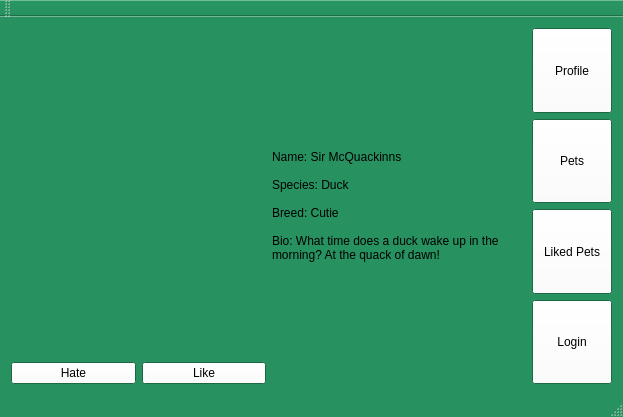
This is pet_tinder/gui/screen.ui in CS-205-S21/team_1_4 as Qt 5 draws it before an edit. The edited form follows.
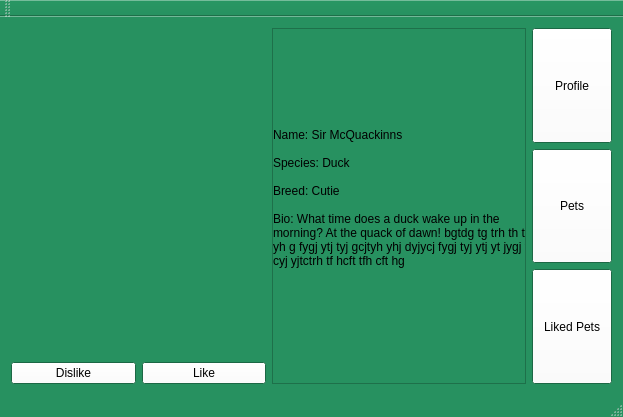
This is the edited form.

Commit message: Pet Tinder v0.0005 - Added home screen

The edit to the form file:
```diff
--- a/pet_tinder/gui/screen.ui
+++ b/pet_tinder/gui/screen.ui
@@ -266,7 +266,7 @@
           <item>
            <widget class="QPushButton" name="pushButton_3">
             <property name="text">
-             <string>Hate</string>
+             <string>Dislike</string>
             </property>
            </widget>
           </item>
@@ -282,7 +282,28 @@
        </layout>
       </item>
       <item>
+       <widget class="QScrollArea" name="scrollArea">
+        <property name="widgetResizable">
+         <bool>true</bool>
+        </property>
+        <widget class="QWidget" name="scrollAreaWidgetContents_2">
+         <property name="geometry">
+          <rect>
+           <x>0</x>
+           <y>0</y>
+           <width>252</width>
+           <height>336</height>
+          </rect>
+         </property>
        <widget class="QLabel" name="animalCustomBio">
+          <property name="geometry">
+           <rect>
+            <x>0</x>
+            <y>0</y>
+            <width>263</width>
+            <height>338</height>
+           </rect>
+          </property>
         <property name="maximumSize">
          <size>
           <width>10000</width>
@@ -296,12 +317,14 @@
 
 Breed: Cutie
 
-Bio: What time does a duck wake up in the morning? At the quack of dawn!</string>
+Bio: What time does a duck wake up in the morning? At the quack of dawn! bgtdg tg trh th th yh g fygj ytj tyj gcjtyh yhj dyjycj fygj tyj ytj yt jygj ty cyj yjtctrh tf hcft tfh cft hg</string>
         </property>
         <property name="wordWrap">
          <bool>true</bool>
         </property>
        </widget>
+        </widget>
+       </widget>
       </item>
       <item>
        <layout class="QVBoxLayout" name="verticalLayout">
@@ -359,22 +382,6 @@
           </property>
          </widget>
         </item>
-        <item>
-         <widget class="QPushButton" name="pushButton">
-          <property name="maximumSize">
-           <size>
-            <width>10000</width>
-            <height>10000</height>
-           </size>
-          </property>
-          <property name="layoutDirection">
-           <enum>Qt::LeftToRight</enum>
-          </property>
-          <property name="text">
-           <string>Login</string>
-          </property>
-         </widget>
-        </item>
        </layout>
       </item>
      </layout>
```
Lines whose indentation alone changed are shown as unchanged. The commit also changes 6 other files.
